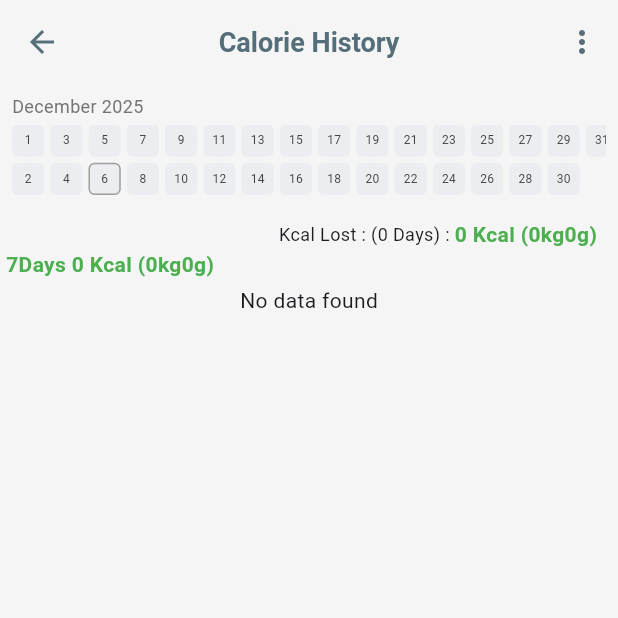
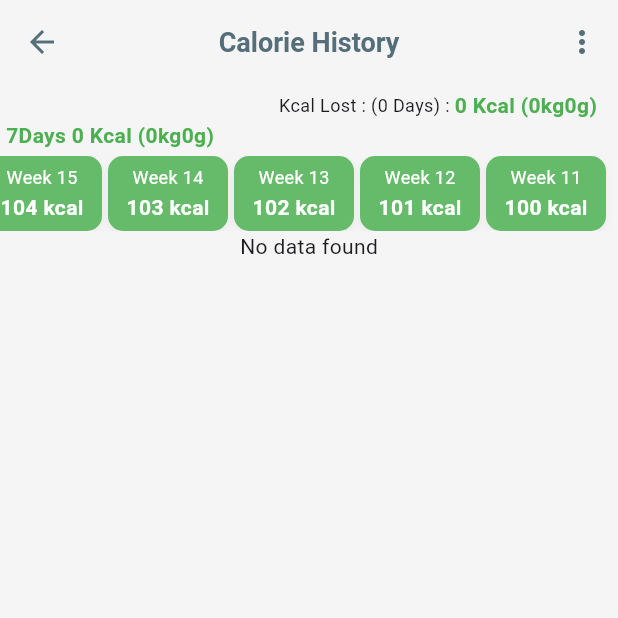
Before and after one commit to AshwaniDev101/Flutter-Calio-Firebase-Drift, a Flutter app: the screen it shows after launch, after a tap on "History", on a phone screen of 412 x 824 dp, the top half of it. Run offline on Flutter 3.47's test engine with Material 3 defaults, Android fonts, the phone set to English and light mode, and no system bars; our stand-ins replace cloud_firestore, firebase_core, logger, rxdart; accounts and stored records are empty; generated files the repository leaves out were written again.

Commit message:
feat: add weekly list widget and relocate month heatmap
- Created `WeeklyListWidget`, a new horizontal list view for displaying weekly calorie summaries.
- Updated `ViewPage` to replace the `MonthHeatmap` with the new `WeeklyListWidget` and commented out the unused stream.
- Integrated `MonthHeatmap` into `CalorieCounterPage` using `SliverToBoxAdapter`.
- Added `dummyStream` to `CalorieCounterPage` to supply data for the heatmap.

```diff
--- a/lib/pages/calorie_counter/calorie_counter_page.dart
+++ b/lib/pages/calorie_counter/calorie_counter_page.dart
@@ -6,6 +6,7 @@ import 'package:calio/pages/calorie_counter/widgets/search_bar.dart';
 import 'package:flutter/material.dart';
 import 'package:provider/provider.dart';
 import '../../theme/app_colors.dart';
+import '../../widgets/month_heatmap.dart';
 
 class CalorieCounterPage extends StatelessWidget {
   final DateTime pageDateTime;
@@ -43,6 +44,9 @@ class _CalorieCounterPageBody extends StatelessWidget {
             CalorieCounterSliverAppBar(viewModel: vm),
             // Top semicircle progress
             TopProgressSliver(viewModel: vm),
+            // Heatmap
+            SliverToBoxAdapter(child: MonthHeatmap(currentDateTime: DateTime.now(),heatmapStream: dummyStream(),),),
+            // MonthHeatmap(currentDateTime: DateTime.now(),heatmapStream: dummyStream(),),
             // Search bar
             MySearchBar(viewModel: vm),
             // Food list sliver
@@ -52,4 +56,20 @@ class _CalorieCounterPageBody extends StatelessWidget {
       ),
     );
   }
+
+
+
+  Stream<Map<String, dynamic>> dummyStream() async* {
+    int counter = 0;
+
+    while (true) {
+      await Future.delayed(Duration(seconds: 1));
+
+      yield {
+
+      };
+
+      counter++;
+    }
+  }
 }
--- a/lib/pages/user_history/view_page.dart
+++ b/lib/pages/user_history/view_page.dart
@@ -7,6 +7,7 @@ import 'package:provider/provider.dart';
 import '../../../theme/app_colors.dart';
 import '../../helper/progress_visuals_helper.dart';
 import '../../widgets/month_heatmap.dart';
+import '../../widgets/weekly_list/weekly_list_widget.dart';
 import '../calorie_counter/calorie_counter_page.dart';
 
 /// Main page displaying calorie user_history for a month
@@ -167,10 +168,12 @@ class _CalorieHistoryPageState extends State<CalorieHistoryPage> {
         child: Column(
           children: [
 
-            MonthHeatmap(currentDateTime: DateTime.now(),heatmapStream: dummyStream(),),
+
+
 
 
             _buildExcessLabel(vm),
+            WeeklyListWidget(),
             // Container(color: Colors.green,height: 50,),
             // // heatLevelMap:{'1':10,'2':20,'3':30,'4':40,'5':50,'6':60,'7':70,'8':80,'9':90,'10':100}
 
@@ -205,19 +208,19 @@ class _CalorieHistoryPageState extends State<CalorieHistoryPage> {
   }
 
 
-
-  Stream<Map<String, dynamic>> dummyStream() async* {
-    int counter = 0;
-
-    while (true) {
-      await Future.delayed(Duration(seconds: 1));
-
-      yield {
-
-      };
-
-      counter++;
-    }
-  }
+  //
+  // Stream<Map<String, dynamic>> dummyStream() async* {
+  //   int counter = 0;
+  //
+  //   while (true) {
+  //     await Future.delayed(Duration(seconds: 1));
+  //
+  //     yield {
+  //
+  //     };
+  //
+  //     counter++;
+  //   }
+  // }
 
 }
--- /dev/null
+++ b/lib/widgets/weekly_list/weekly_list_widget.dart
@@ -0,0 +1,46 @@
+import 'package:flutter/material.dart';
+
+class WeeklyListWidget extends StatelessWidget {
+  const WeeklyListWidget({super.key});
+
+  final bool isPerfect = false;
+  @override
+  Widget build(BuildContext context) {
+    return SizedBox(
+      height: 50,
+      child: ListView.builder(
+        scrollDirection: Axis.horizontal,
+        reverse: true,
+        itemCount: 7,
+        padding: const EdgeInsets.symmetric(horizontal: 4),
+        itemBuilder: (context, index) {
+          return Container(
+            width: 80,
+            margin: const EdgeInsets.only(right: 4),
+            padding: const EdgeInsets.all(0),
+            decoration: BoxDecoration(
+              color: Colors.green[400],
+              borderRadius: BorderRadius.circular(10),
+              boxShadow: [
+                BoxShadow(
+                  blurRadius: 4,
+                  offset: Offset(0, 2),
+                  color: Colors.black.withValues(alpha: 0.05),
+                ),
+              ],
+            ),
+            child: Column(
+              mainAxisAlignment: MainAxisAlignment.center,
+              children: [
+                Text("Week ${index + 11}",style: TextStyle(fontSize: 12, color: Colors.white),
+                    ),
+                SizedBox(height: 2),
+                Text("${index + 100} kcal",style: TextStyle(color: Colors.white, fontWeight: FontWeight.bold)),
+              ],
+            ),
+          );
+        },
+      ),
+    );
+  }
+}
```
